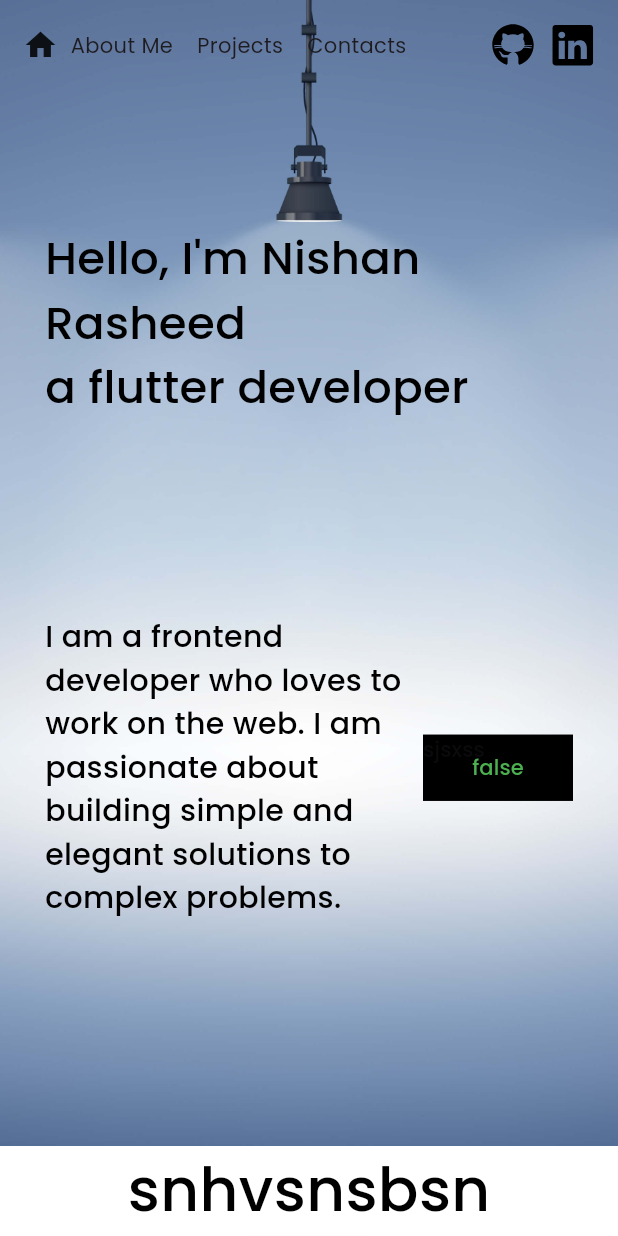
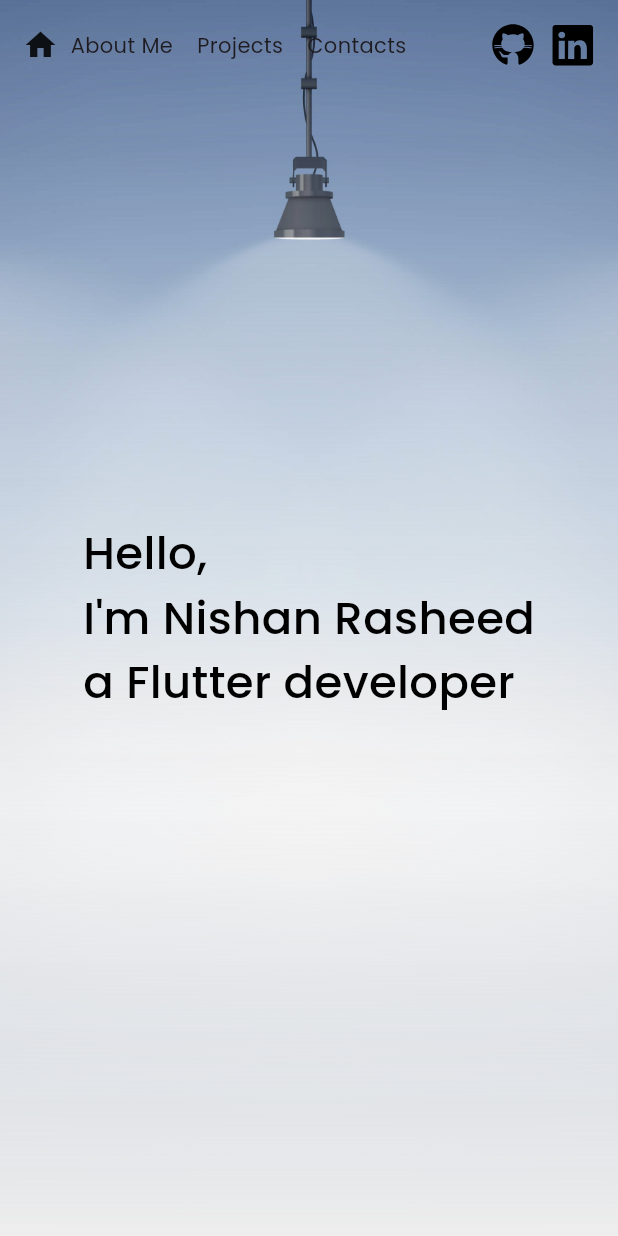
Before and after one commit to nishan-rasheed/portfolio, a Flutter app: the screen it shows after launch, on a phone screen of 412 x 824 dp. Run offline on Flutter 3.47's test engine with Material 3 defaults, Android fonts, the light colour scheme and no system bars; our stand-ins replace flutter_svg, google_fonts, responsive_framework; network calls fail.

Commit message:
new change

```diff
--- a/lib/constants/app_strings.dart
+++ b/lib/constants/app_strings.dart
@@ -1,5 +1,10 @@
 abstract class AppString {
 
+
+  static const String welcomeText1 = 'Hello,\nI\'m Nishan Rasheed';
+  static const String welcomeText2 = 'I am a frontend developer who loves to work on the web. I am passionate about building simple and elegant solutions to complex problems.';
+
+  static const String jobTitle = 'a Flutter developer';
   static const String letsChat = 'Have an app idea ?';
   static const String letsCreate = 'Let\'s create something together';
   static const String sendAmail = 'Send me a message.';
--- a/lib/main.dart
+++ b/lib/main.dart
@@ -43,14 +43,15 @@ class MyApp extends StatelessWidget {
             debugShowCheckedModeBanner: false,
             title: 'Flutter Demo',
             theme: ThemeData(
-              scaffoldBackgroundColor:Colors.transparent,// AppColor.backgroundColor,
+              scaffoldBackgroundColor: AppColor.backgroundColor,
               primarySwatch: Colors.blue,
                 textTheme: GoogleFonts.poppinsTextTheme(
                     Theme.of(context).textTheme,
                   ),
             ),
-            home: HomeScreen()
-            // TestScreen()//HomeScreen(),
+            home:
+             HomeScreen()
+            //TestScreen()//HomeScreen(),
           ),
     );
   }
--- a/lib/view/screens/pages/about_me/about_screen.dart
+++ b/lib/view/screens/pages/about_me/about_screen.dart
@@ -45,7 +45,7 @@ class AboutScreen extends StatelessWidget {
   @override
   Widget build(BuildContext context) {
     var w =  MediaQuery.of(context).size.width;
-    var h =  MediaQuery.of(context).size.height-customAppBarHeight;
+    var h =  MediaQuery.of(context).size.height+customAppBarHeight;
     return  Padding(
       padding: const EdgeInsets.symmetric(horizontal: 20),
       child: Column(
--- a/lib/view/screens/pages/home_body.dart
+++ b/lib/view/screens/pages/home_body.dart
@@ -106,14 +106,7 @@ class _HomeBodyScreenState extends State<HomeBodyScreen> {
           controller: _controller,
           child: Column(
             children: [
-              Container(
-                decoration: BoxDecoration(
-
-                  image: DecorationImage(
-                    fit: BoxFit.cover,
-                    image: widget.image)
-                ),
-                child: WelcomeScreenWidget(key: welcomeKey,)),
+              WelcomeScreenWidget(key: welcomeKey,),
               AboutScreen(key: aboutKey,),
               ProjectScreen(key: projectKey,),
               ContactScreen(key: contactKey,),
--- a/lib/view/screens/pages/home_screen.dart
+++ b/lib/view/screens/pages/home_screen.dart
@@ -30,7 +30,6 @@ class _HomeScreenState extends State<HomeScreen> {
   @override
   Widget build(BuildContext context) {
     return Scaffold(
-      backgroundColor: Colors.transparent,
       // appBar:HomeAppbar() ,
       body:  HomeBodyScreen(image:image1.image ,),
     );
--- a/lib/view/screens/pages/welcome/welcome_screen.dart
+++ b/lib/view/screens/pages/welcome/welcome_screen.dart
@@ -1,5 +1,6 @@
 import 'package:flutter/material.dart';
 import 'package:nishan_profile/constants/app_assets.dart';
+import 'package:nishan_profile/constants/app_strings.dart';
 import 'package:nishan_profile/controller/home/home_controller.dart';
 import 'package:nishan_profile/view/screens/widgets/common_text.dart';
 import 'package:nishan_profile/view/screens/widgets/custom_button.dart';
@@ -22,41 +23,51 @@ class WelcomeScreenWidget extends StatelessWidget {
     final h = MediaQuery.of(context).size.height;
 
     return Container(
-      // decoration: BoxDecoration(
+
+      // decoration: const BoxDecoration(
       //   image: DecorationImage(
       //     fit: BoxFit.cover,
       //     image: AssetImage(AppAssets.backgroundImg,
 
       //     ))
       // ),
-      height: h-customAppBarHeight,
-      child: Padding(
+      height: h,
+      child: Stack(
+        children: [
+          ShaderMask(
+             shaderCallback: (rect) {
+              return LinearGradient(
+                begin: Alignment.topCenter,
+                end: Alignment.bottomCenter,
+                colors: [Colors.black, Colors.transparent],
+              ).createShader(Rect.fromLTRB(0, 0, rect.width, rect.height));
+            },
+            blendMode: BlendMode.dstIn,
+            child: Image.asset(AppAssets.backgroundImg,
+            fit: BoxFit.cover,
+            height: h,width: w,
+            ),
+          ),
+          Padding(
             padding: const EdgeInsets.symmetric(horizontal: 30,vertical: 20),
+            child: Center(
               child: Column(crossAxisAlignment: CrossAxisAlignment.start,
-        mainAxisAlignment: MainAxisAlignment.spaceEvenly,
+                mainAxisAlignment: MainAxisAlignment.center,
                children: [
 
-          CommonText(text: 'Hello, I\'m Nishan Rasheed\na flutter developer',
+                CommonText(text: AppString.welcomeText1,
                  style:ResponsiveBreakpoints.of(context).isDesktop?
                   AppFonts.style60:AppFonts.style30),
-         Row(mainAxisAlignment: MainAxisAlignment.spaceBetween,
-           children: [
-             SizedBox(
-              width: w*.6,
-              child:CommonText(text: 'I am a frontend developer who loves to work on the web. I am passionate about building simple and elegant solutions to complex problems.',
-              style:
-              ResponsiveBreakpoints.of(context).isDesktop?
-              AppFonts.style40:AppFonts.style20,
+
+                CommonText(text: AppString.jobTitle,
+                   style:ResponsiveBreakpoints.of(context).isDesktop?
+                    AppFonts.style60:AppFonts.style30),
+
+               ],
               ),
             ),
-             Consumer<HomeController>(
-          builder: (context, dd, child) =>
-          CommonAnimatedButton(title: dd.showAppbar.toString())
-           )
-           ],
           ),
         ],
-        ),
       ),
     );
   }
```
Also changed, not shown: lib/view/screens/pages/project/project_screen.dart (+7 -3 lines), lib/view/test_screen.dart (+16 -26 lines). Lines whose indentation alone changed are shown as unchanged.
